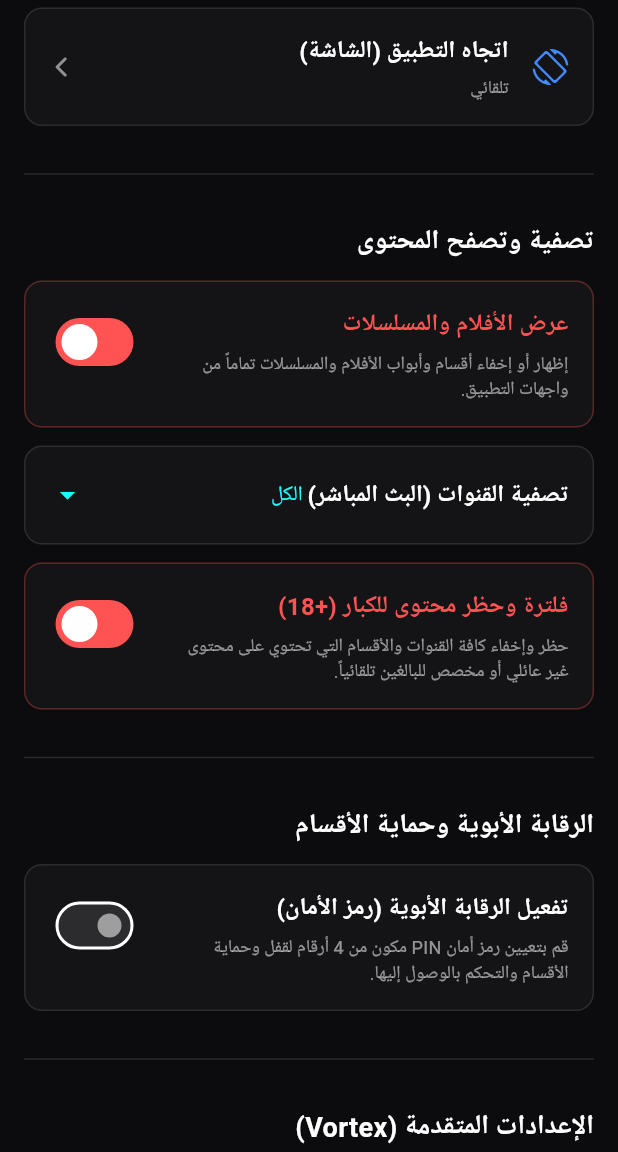
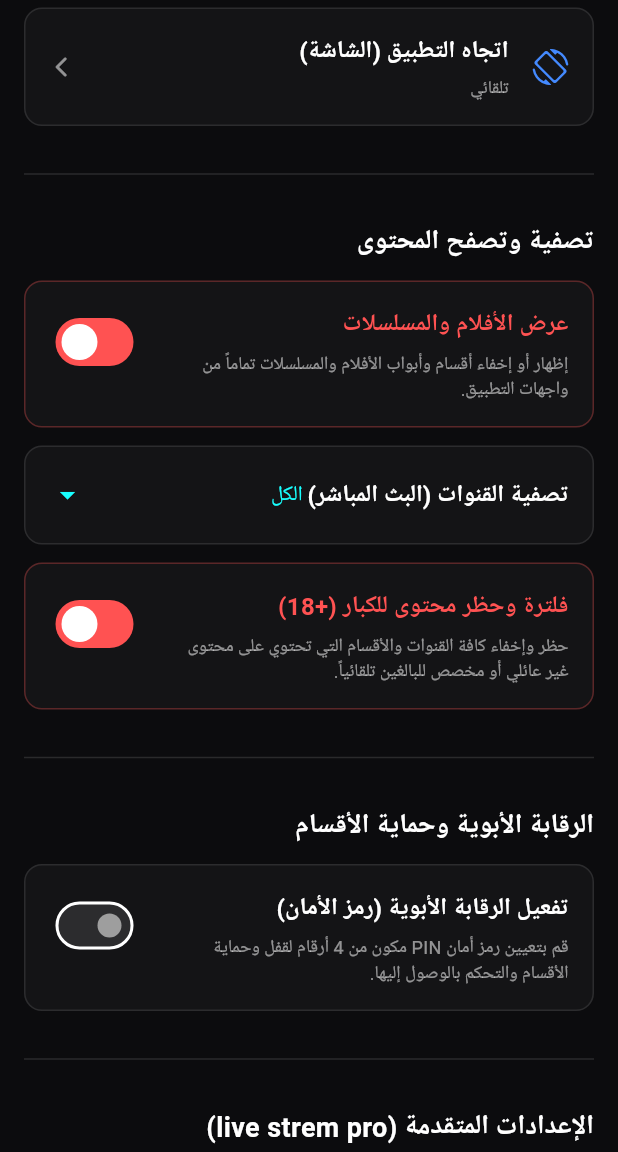
Before and after one commit to mahmoudhwhwhwh/flutter-iptv-player, a Flutter app: the SettingsScreen screen opened directly, scrolled down 576 dp, on a phone screen of 412 x 824 dp, the part 84-1236 px from its top. Run offline on Flutter 3.47's test engine with Material 3 defaults, Android fonts, the phone set to English and light mode, and no system bars; our stand-ins replace better_player_plus, cached_network_image, device_info_plus, dio, firebase_analytics, firebase_core and 6 more; accounts and stored records are empty; network calls fail; Roboto replaces fonts that are missing (Cairo).

Commit message:
Update settings screen title to live strem pro

```diff
--- a/lib/screens/settings_screen.dart
+++ b/lib/screens/settings_screen.dart
@@ -301,7 +301,7 @@
               const Divider(color: Colors.white12),
               const SizedBox(height: 24),
 
-              const Text("الإعدادات المتقدمة (Vortex)", style: TextStyle(color: Colors.white, fontSize: 18, fontWeight: FontWeight.bold)),
+              const Text("الإعدادات المتقدمة (live strem pro)", style: TextStyle(color: Colors.white, fontSize: 18, fontWeight: FontWeight.bold)),
               const SizedBox(height: 12),
 
               // Warning box
```
